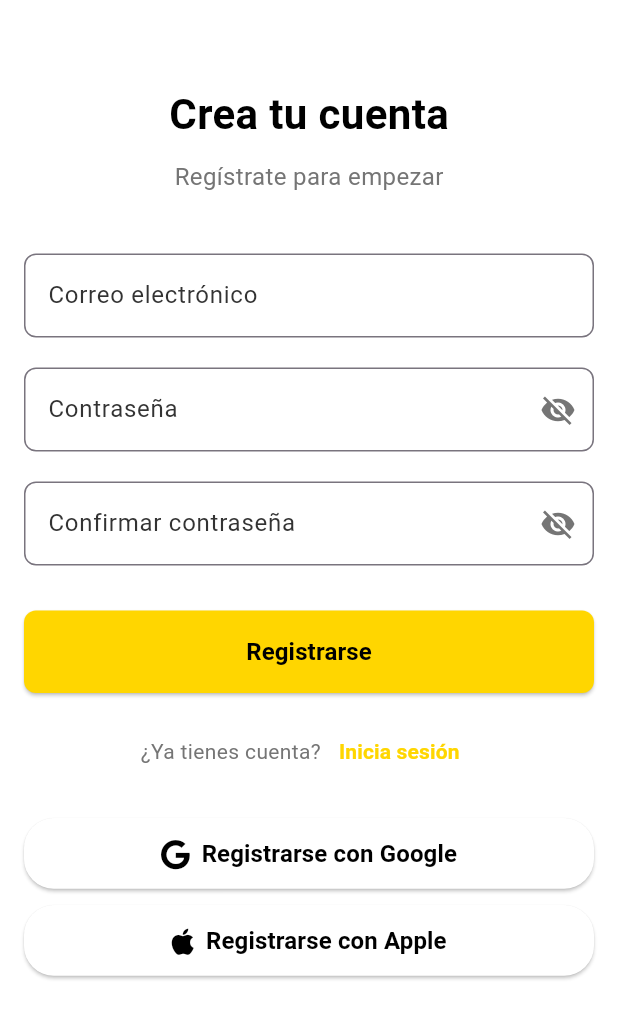
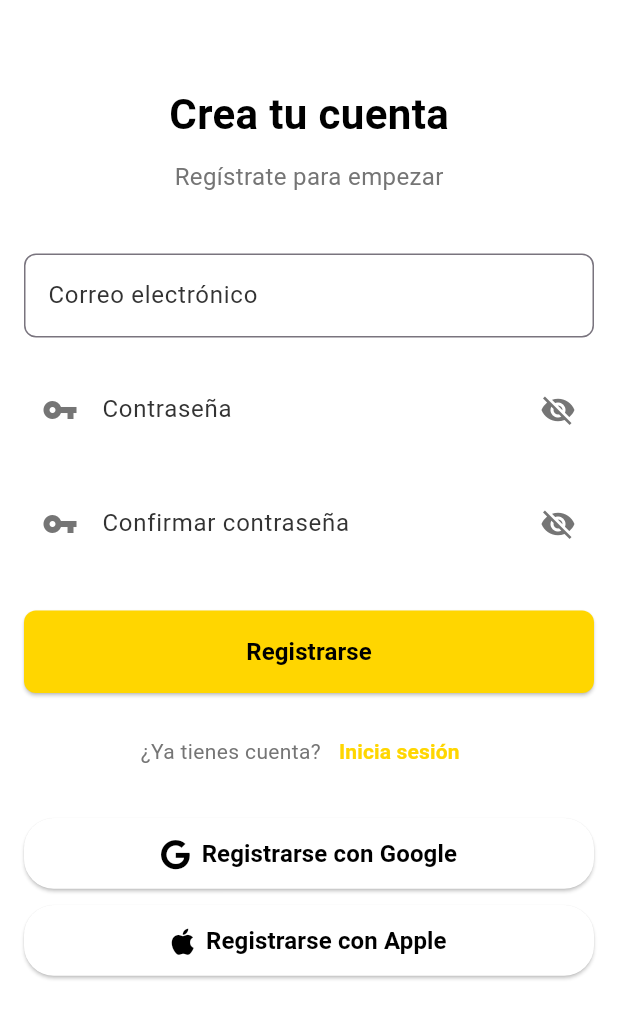
Before and after one commit to JuliLaterza/juvuit_flutter, a Flutter app: the screen it shows after launch, after a tap on "Regístrate", on a phone screen of 412 x 824 dp. Shown: the top 1019 px of the screen. Run offline on Flutter 3.47's test engine with Material 3 defaults, Android fonts, the phone set to English and light mode, and no system bars; our stand-ins replace cached_network_image, card_swiper, carousel_slider, cloud_firestore, firebase_auth, firebase_core and 2 more; missing offline and left inert: apple_maps_flutter; accounts and stored records are empty.

Commit message:
new login / register

```diff
--- a/lib/core/widgets/password_input_field.dart
+++ b/lib/core/widgets/password_input_field.dart
@@ -4,11 +4,23 @@ import 'package:juvuit_flutter/core/utils/colors.dart';
 class PasswordInputField extends StatefulWidget {
   final String labelText;
   final TextEditingController? controller;
+  final Color labelColor;
+  final Color textColor;
+  final Color iconColor;
+  final double borderRadius;
+  final EdgeInsetsGeometry? padding;
+  final Color fillColor;
 
   const PasswordInputField({
     super.key,
     required this.labelText,
     this.controller,
+    this.labelColor = AppColors.darkGray,
+    this.textColor = AppColors.black,
+    this.iconColor = AppColors.gray,
+    this.borderRadius = 8.0,
+    this.padding,
+    required this.fillColor,
   });
 
   @override
@@ -26,26 +38,29 @@ class _PasswordInputFieldState extends State<PasswordInputField> {
 
   @override
   Widget build(BuildContext context) {
-    return TextField(
+    return Padding(
+      padding: widget.padding ?? EdgeInsets.zero,
+      child: TextField(
         controller: widget.controller,
         obscureText: _obscureText,
+        style: TextStyle(color: widget.textColor),
         decoration: InputDecoration(
           labelText: widget.labelText,
-        labelStyle: const TextStyle(color: AppColors.darkGray),
+          labelStyle: TextStyle(color: widget.labelColor),
+          filled: true,
+          fillColor: widget.fillColor, // ← acá el cambio importante
+          prefixIcon: Icon(Icons.vpn_key, color: widget.iconColor),
           border: OutlineInputBorder(
-          borderRadius: BorderRadius.circular(8),
-          borderSide: const BorderSide(color: AppColors.lightGray),
-        ),
-        focusedBorder: OutlineInputBorder(
-          borderRadius: BorderRadius.circular(8),
-          borderSide: const BorderSide(color: AppColors.yellow),
+            borderRadius: BorderRadius.circular(widget.borderRadius),
+            borderSide: BorderSide.none,
           ),
           suffixIcon: IconButton(
             icon: Icon(
               _obscureText ? Icons.visibility_off : Icons.visibility,
-            color: AppColors.gray,
+              color: widget.iconColor,
             ),
             onPressed: _toggleVisibility,
+          ),
         ),
       ),
     );
--- a/lib/features/auth/presentation/screens/login_screen.dart
+++ b/lib/features/auth/presentation/screens/login_screen.dart
@@ -6,8 +6,6 @@ import 'package:juvuit_flutter/features/auth/presentation/screens/register_scree
 import 'package:font_awesome_flutter/font_awesome_flutter.dart';
 import 'package:firebase_auth/firebase_auth.dart';
 import 'package:juvuit_flutter/features/events/presentation/screens/events_screen.dart';
-
-import '../../../testing/screens/debug_screen_v3.dart';
 
 class LoginScreen extends StatefulWidget {
   const LoginScreen({super.key});
@@ -27,9 +25,7 @@ class _LoginScreenState extends State<LoginScreen> {
       return;
     }
 
-    setState(() {
-      _isLoading = true;
-    });
+    setState(() => _isLoading = true);
 
     try {
       await FirebaseAuth.instance.signInWithEmailAndPassword(
@@ -43,15 +39,6 @@ class _LoginScreenState extends State<LoginScreen> {
         MaterialPageRoute(builder: (context) => const EventsScreen()),
         (route) => false,
       );
-
-      // TESTING:
-      /*
-      Navigator.pushAndRemoveUntil(
-        context,
-        MaterialPageRoute(builder: (context) => const DebugScreen()),
-        (route) => false,
-      );
-      */
     } on FirebaseAuthException catch (e) {
       if (e.code == 'user-not-found') {
         _showMessage('Usuario no encontrado');
@@ -61,9 +48,7 @@ class _LoginScreenState extends State<LoginScreen> {
         _showMessage('Error: ${e.message}');
       }
     } finally {
-      setState(() {
-        _isLoading = false;
-      });
+      setState(() => _isLoading = false);
     }
   }
 
@@ -75,7 +60,6 @@ class _LoginScreenState extends State<LoginScreen> {
 
   String home_path_png = "/Users/jlaterza/Documents/workspace/juvuit_flutter/assets/images/homescreen/home.png";
 
-
   @override
   Widget build(BuildContext context) {
     return Scaffold(
@@ -86,42 +70,54 @@ class _LoginScreenState extends State<LoginScreen> {
             home_path_png,
             fit: BoxFit.cover,
           ),
-          Container(color: Colors.black.withOpacity(0.1)), // mejora contraste
+          Container(color: Colors.black.withOpacity(0.05)),
           SafeArea(
             child: SingleChildScrollView(
-              padding: const EdgeInsets.all(16.0),
+              padding: const EdgeInsets.symmetric(horizontal: 24),
               child: Column(
                 children: [
-                  const SizedBox(height: 200),
-                  const SizedBox(height: 40),
+                  const SizedBox(height: 250),
+                  // Email
                   TextField(
                     controller: _emailController,
+                    style: const TextStyle(color: Colors.black),
                     decoration: InputDecoration(
-                      labelText: 'Correo electrónico',
-                      labelStyle: const TextStyle(color: Colors.white),
+                      hintText: 'Correo electrónico',
+                      hintStyle: const TextStyle(color: Colors.black),
+                      prefixIcon: const Icon(Icons.mail, color: Colors.black),
                       filled: true,
-                      fillColor: Colors.black.withOpacity(0.5),
+                      fillColor: Colors.white.withAlpha(150),
+                      contentPadding: const EdgeInsets.symmetric(vertical: 16),
                       border: OutlineInputBorder(
-                        borderRadius: BorderRadius.circular(8),
+                        borderRadius: BorderRadius.circular(30),
                         borderSide: BorderSide.none,
                       ),
                     ),
-                    style: const TextStyle(color: Colors.white),
                   ),
                   const SizedBox(height: 20),
+                  // Password
                   PasswordInputField(
                     labelText: 'Contraseña',
                     controller: _passwordController,
+                    labelColor: Colors.black,
+                    textColor: Colors.black,
+                    iconColor: Colors.black,
+                    borderRadius: 30,
+                    padding: const EdgeInsets.symmetric(horizontal: 0),
+                    fillColor: Colors.white.withAlpha(150),
                   ),
                   const SizedBox(height: 30),
+                  // Botón login
                   SizedBox(
                     width: double.infinity,
                     child: ElevatedButton(
                       onPressed: _isLoading ? null : _login,
                       style: ElevatedButton.styleFrom(
-                        backgroundColor: AppColors.white,
+                        backgroundColor: Colors.white,
+                        foregroundColor: AppColors.black,
+                        elevation: 6,
                         shape: RoundedRectangleBorder(
-                          borderRadius: BorderRadius.circular(8),
+                          borderRadius: BorderRadius.circular(30),
                         ),
                         padding: const EdgeInsets.symmetric(vertical: 16),
                       ),
@@ -130,19 +126,17 @@ class _LoginScreenState extends State<LoginScreen> {
                           : const Text(
                               'Iniciar sesión',
                               style: TextStyle(
-                                color: AppColors.black,
                                 fontWeight: FontWeight.bold,
                                 fontSize: 16,
                               ),
                             ),
                     ),
                   ),
-                  const SizedBox(height: 15),
+                  const SizedBox(height: 20),
                   Row(
                     mainAxisAlignment: MainAxisAlignment.center,
                     children: [
-                      const Text('¿No tienes cuenta?',
-                          style: TextStyle(color: Colors.white, fontWeight: FontWeight.bold)),
+                      const Text('¿No tienes cuenta?', style: TextStyle(color: Colors.black, fontWeight: FontWeight.bold)),
                       TextButton(
                         onPressed: () {
                           Navigator.push(
@@ -153,12 +147,15 @@ class _LoginScreenState extends State<LoginScreen> {
                         child: const Text(
                           'Regístrate',
                           style: TextStyle(
-                              color: AppColors.black, fontWeight: FontWeight.bold),
+                            color: Colors.black,
+                            fontWeight: FontWeight.bold,
+                          ),
                         ),
                       ),
                     ],
                   ),
                   const SizedBox(height: 20),
+                  // Login con redes
                   SocialLoginButton(
                     icon: FontAwesomeIcons.google,
                     text: 'Continuar con Google',
@@ -166,7 +163,7 @@ class _LoginScreenState extends State<LoginScreen> {
                       print('Google Login');
                     },
                   ),
-                  const SizedBox(height: 20),
+                  const SizedBox(height: 16),
                   SocialLoginButton(
                     icon: FontAwesomeIcons.apple,
                     text: 'Continuar con Apple',
@@ -174,6 +171,7 @@ class _LoginScreenState extends State<LoginScreen> {
                       print('Apple Login');
                     },
                   ),
+                  const SizedBox(height: 40),
                 ],
               ),
             ),
--- a/lib/features/auth/presentation/screens/register_screen.dart
+++ b/lib/features/auth/presentation/screens/register_screen.dart
@@ -134,12 +134,14 @@ class _RegisterScreenState extends State<RegisterScreen> {
               PasswordInputField(
                 labelText: 'Contraseña',
                 controller: _passwordController,
+                fillColor: Colors.white.withAlpha(150)
               ),
               const SizedBox(height: 20),
               // Confirmar Contraseña Input
               PasswordInputField(
                 labelText: 'Confirmar contraseña',
                 controller: _confirmPasswordController,
+                fillColor: Colors.white.withAlpha(150)
               ),
               const SizedBox(height: 30),
               // Botón de Registro
```
Also changed, not shown: lib/core/widgets/email_input_field.dart (added, +46 -0 lines). Lines whose indentation alone changed are shown as unchanged.
